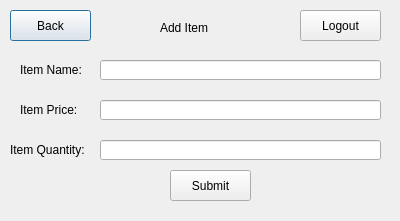
The window that QtGui/addItem.ui (Tligtvoet/goat-bulk) describes before a commit, drawn with Qt 5.
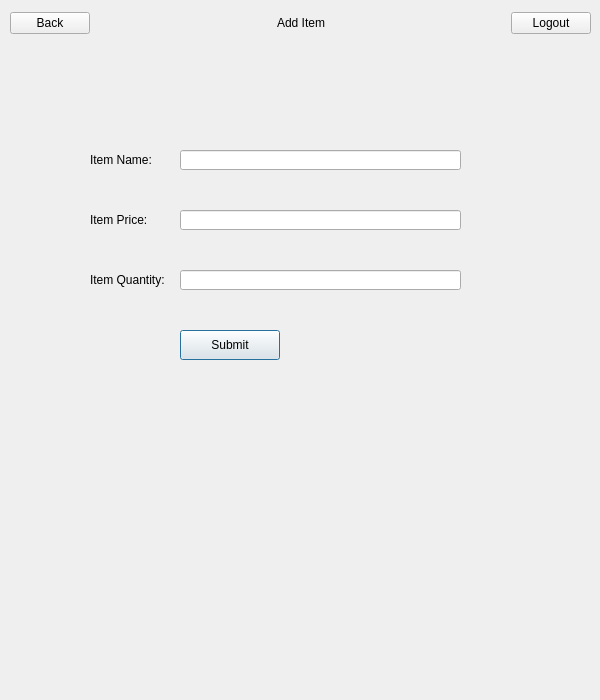
The same window after the commit.

```diff
--- a/QtGui/addItem.ui
+++ b/QtGui/addItem.ui
@@ -6,18 +6,30 @@
    <rect>
     <x>0</x>
     <y>0</y>
-    <width>400</width>
-    <height>221</height>
+    <width>600</width>
+    <height>700</height>
    </rect>
   </property>
+  <property name="minimumSize">
+   <size>
+    <width>600</width>
+    <height>700</height>
+   </size>
+  </property>
+  <property name="maximumSize">
+   <size>
+    <width>600</width>
+    <height>700</height>
+   </size>
+  </property>
   <property name="windowTitle">
    <string>Dialog</string>
   </property>
   <widget class="QLineEdit" name="lineEdit_iName">
    <property name="geometry">
     <rect>
-     <x>100</x>
-     <y>60</y>
+     <x>180</x>
+     <y>150</y>
      <width>281</width>
      <height>20</height>
     </rect>
@@ -26,8 +38,8 @@
   <widget class="QLabel" name="label">
    <property name="geometry">
     <rect>
-     <x>20</x>
-     <y>60</y>
+     <x>90</x>
+     <y>150</y>
      <width>71</width>
      <height>20</height>
     </rect>
@@ -39,8 +51,8 @@
   <widget class="QLineEdit" name="lineEdit_iPrice">
    <property name="geometry">
     <rect>
-     <x>100</x>
-     <y>100</y>
+     <x>180</x>
+     <y>210</y>
      <width>281</width>
      <height>20</height>
     </rect>
@@ -49,8 +61,8 @@
   <widget class="QLabel" name="label_2">
    <property name="geometry">
     <rect>
-     <x>20</x>
-     <y>100</y>
+     <x>90</x>
+     <y>210</y>
      <width>71</width>
      <height>20</height>
     </rect>
@@ -62,8 +74,8 @@
   <widget class="QLineEdit" name="lineEdit_iQuan">
    <property name="geometry">
     <rect>
-     <x>100</x>
-     <y>140</y>
+     <x>180</x>
+     <y>270</y>
      <width>281</width>
      <height>20</height>
     </rect>
@@ -72,8 +84,8 @@
   <widget class="QLabel" name="label_3">
    <property name="geometry">
     <rect>
-     <x>10</x>
-     <y>140</y>
+     <x>90</x>
+     <y>270</y>
      <width>81</width>
      <height>20</height>
     </rect>
@@ -82,57 +94,77 @@
     <string>Item Quantity:</string>
    </property>
   </widget>
-  <widget class="QPushButton" name="back_button">
-   <property name="geometry">
-    <rect>
-     <x>10</x>
-     <y>10</y>
-     <width>81</width>
-     <height>31</height>
-    </rect>
-   </property>
-   <property name="text">
-    <string>Back</string>
-   </property>
-  </widget>
   <widget class="QPushButton" name="submit_button">
    <property name="geometry">
     <rect>
-     <x>170</x>
-     <y>170</y>
-     <width>81</width>
-     <height>31</height>
+     <x>180</x>
+     <y>330</y>
+     <width>100</width>
+     <height>30</height>
     </rect>
    </property>
    <property name="text">
     <string>Submit</string>
    </property>
   </widget>
-  <widget class="QPushButton" name="logout_button">
+  <widget class="QWidget" name="">
    <property name="geometry">
     <rect>
-     <x>300</x>
+     <x>10</x>
      <y>10</y>
-     <width>81</width>
-     <height>31</height>
+     <width>581</width>
+     <height>26</height>
     </rect>
    </property>
-   <property name="text">
-    <string>Logout</string>
-   </property>
-  </widget>
-  <widget class="QLabel" name="label_4">
-   <property name="geometry">
-    <rect>
-     <x>160</x>
-     <y>20</y>
-     <width>81</width>
-     <height>16</height>
-    </rect>
-   </property>
-   <property name="text">
-    <string>Add Item</string>
-   </property>
+   <layout class="QHBoxLayout" name="horizontalLayout">
+    <item>
+     <widget class="QPushButton" name="back_button">
+      <property name="text">
+       <string>Back</string>
+      </property>
+     </widget>
+    </item>
+    <item>
+     <spacer name="horizontalSpacer">
+      <property name="orientation">
+       <enum>Qt::Horizontal</enum>
+      </property>
+      <property name="sizeHint" stdset="0">
+       <size>
+        <width>40</width>
+        <height>20</height>
+       </size>
+      </property>
+     </spacer>
+    </item>
+    <item>
+     <widget class="QLabel" name="label_4">
+      <property name="text">
+       <string>Add Item</string>
+      </property>
+     </widget>
+    </item>
+    <item>
+     <spacer name="horizontalSpacer_2">
+      <property name="orientation">
+       <enum>Qt::Horizontal</enum>
+      </property>
+      <property name="sizeHint" stdset="0">
+       <size>
+        <width>40</width>
+        <height>20</height>
+       </size>
+      </property>
+     </spacer>
+    </item>
+    <item>
+     <widget class="QPushButton" name="logout_button">
+      <property name="text">
+       <string>Logout</string>
+      </property>
+     </widget>
+    </item>
+   </layout>
   </widget>
  </widget>
  <resources/>
```
